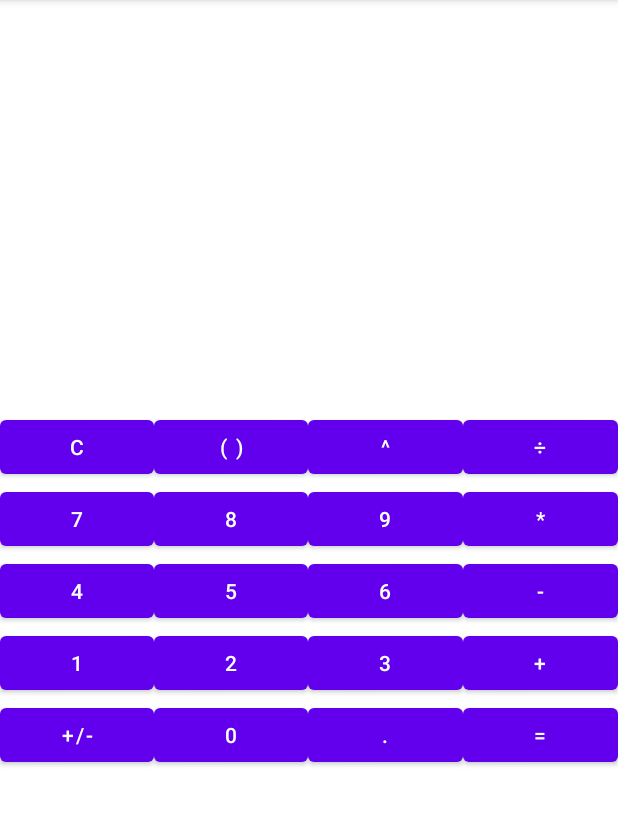
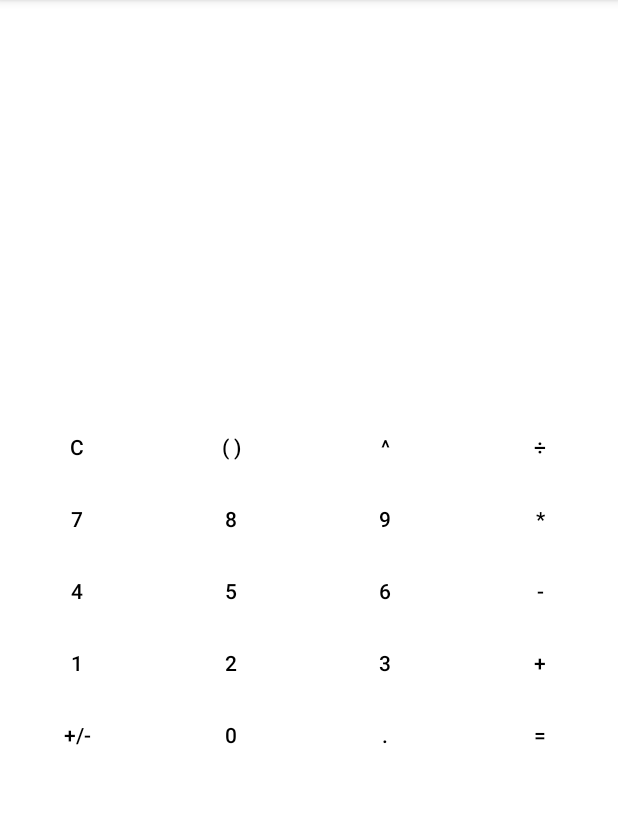
Before and after one commit to Kalpakbaev/My_Calculator_lesson_second, an Android app: the screen it shows after launch (MainActivity), on a phone screen of 412 x 824 dp, the part 84-909 px from its top. Run offline under Robolectric (Android 15) with nearby library versions, the phone set to English and light mode, and no system bars.

Commit message:
Определяется стиль клавиш Задается цвет текста на клавиатуре

```diff
--- a/app/src/main/res/layout/activity_main.xml
+++ b/app/src/main/res/layout/activity_main.xml
@@ -21,13 +21,17 @@
                 android:id="@+id/clear"
                 android:layout_width="wrap_content"
                 android:layout_height="wrap_content"
+                style="@style/Widget.AppCompat.Button.Borderless"
                 android:layout_weight="1"
+                android:textColor="@color/black"
                 android:text="@string/clear" />
 
             <Button
                 android:id="@+id/parentheses"
                 android:layout_width="wrap_content"
                 android:layout_height="wrap_content"
+                style="@style/Widget.AppCompat.Button.Borderless"
+                android:textColor="@color/black"
                 android:layout_weight="1"
                 android:text="@string/parentheses" />
 
@@ -35,6 +39,8 @@
                 android:id="@+id/exponent"
                 android:layout_width="wrap_content"
                 android:layout_height="wrap_content"
+                style="@style/Widget.AppCompat.Button.Borderless"
+                android:textColor="@color/black"
                 android:layout_weight="1"
                 android:text="@string/exponent" />
 
@@ -42,6 +48,8 @@
                 android:id="@+id/divide"
                 android:layout_width="wrap_content"
                 android:layout_height="wrap_content"
+                style="@style/Widget.AppCompat.Button.Borderless"
+                android:textColor="@color/black"
                 android:layout_weight="1"
                 android:text="@string/divide" />
         </TableRow>
@@ -54,6 +62,8 @@
                 android:id="@+id/seven"
                 android:layout_width="wrap_content"
                 android:layout_height="wrap_content"
+                style="@style/Widget.AppCompat.Button.Borderless"
+                android:textColor="@color/black"
                 android:layout_weight="1"
                 android:text="@string/seven" />
 
@@ -61,6 +71,8 @@
                 android:id="@+id/eight"
                 android:layout_width="wrap_content"
                 android:layout_height="wrap_content"
+                style="@style/Widget.AppCompat.Button.Borderless"
+                android:textColor="@color/black"
                 android:layout_weight="1"
                 android:text="@string/eight" />
 
@@ -68,6 +80,8 @@
                 android:id="@+id/nine"
                 android:layout_width="wrap_content"
                 android:layout_height="wrap_content"
+                style="@style/Widget.AppCompat.Button.Borderless"
+                android:textColor="@color/black"
                 android:layout_weight="1"
                 android:text="@string/nine" />
 
@@ -75,6 +89,8 @@
                 android:id="@+id/multiply"
                 android:layout_width="wrap_content"
                 android:layout_height="wrap_content"
+                style="@style/Widget.AppCompat.Button.Borderless"
+                android:textColor="@color/black"
                 android:layout_weight="1"
                 android:text="@string/multiply" />
 
@@ -88,6 +104,8 @@
                 android:id="@+id/four"
                 android:layout_width="wrap_content"
                 android:layout_height="wrap_content"
+                style="@style/Widget.AppCompat.Button.Borderless"
+                android:textColor="@color/black"
                 android:layout_weight="1"
                 android:text="@string/four" />
 
@@ -95,6 +113,8 @@
                 android:id="@+id/five"
                 android:layout_width="wrap_content"
                 android:layout_height="wrap_content"
+                style="@style/Widget.AppCompat.Button.Borderless"
+                android:textColor="@color/black"
                 android:layout_weight="1"
                 android:text="@string/five" />
 
@@ -102,6 +122,8 @@
                 android:id="@+id/six"
                 android:layout_width="wrap_content"
                 android:layout_height="wrap_content"
+                style="@style/Widget.AppCompat.Button.Borderless"
+                android:textColor="@color/black"
                 android:layout_weight="1"
                 android:text="@string/six" />
 
@@ -109,6 +131,8 @@
                 android:id="@+id/subtract"
                 android:layout_width="wrap_content"
                 android:layout_height="wrap_content"
+                style="@style/Widget.AppCompat.Button.Borderless"
+                android:textColor="@color/black"
                 android:layout_weight="1"
                 android:text="@string/subtract" />
         </TableRow>
@@ -121,6 +145,8 @@
                 android:id="@+id/one"
                 android:layout_width="wrap_content"
                 android:layout_height="wrap_content"
+                style="@style/Widget.AppCompat.Button.Borderless"
+                android:textColor="@color/black"
                 android:layout_weight="1"
                 android:text="@string/one" />
 
@@ -128,6 +154,8 @@
                 android:id="@+id/two"
                 android:layout_width="wrap_content"
                 android:layout_height="wrap_content"
+                style="@style/Widget.AppCompat.Button.Borderless"
+                android:textColor="@color/black"
                 android:layout_weight="1"
                 android:text="@string/two" />
 
@@ -135,6 +163,8 @@
                 android:id="@+id/three"
                 android:layout_width="wrap_content"
                 android:layout_height="wrap_content"
+                style="@style/Widget.AppCompat.Button.Borderless"
+                android:textColor="@color/black"
                 android:layout_weight="1"
                 android:text="@string/three" />
 
@@ -142,6 +172,8 @@
                 android:id="@+id/add"
                 android:layout_width="wrap_content"
                 android:layout_height="wrap_content"
+                style="@style/Widget.AppCompat.Button.Borderless"
+                android:textColor="@color/black"
                 android:layout_weight="1"
                 android:text="@string/add" />
 
@@ -155,6 +187,8 @@
                 android:id="@+id/PlusMinus"
                 android:layout_width="wrap_content"
                 android:layout_height="wrap_content"
+                style="@style/Widget.AppCompat.Button.Borderless"
+                android:textColor="@color/black"
                 android:layout_weight="1"
                 android:text="@string/PlusMinus" />
 
@@ -162,6 +196,8 @@
                 android:id="@+id/zero"
                 android:layout_width="wrap_content"
                 android:layout_height="wrap_content"
+                style="@style/Widget.AppCompat.Button.Borderless"
+                android:textColor="@color/black"
                 android:layout_weight="1"
                 android:text="@string/zero" />
 
@@ -169,6 +205,8 @@
                 android:id="@+id/point"
                 android:layout_width="wrap_content"
                 android:layout_height="wrap_content"
+                style="@style/Widget.AppCompat.Button.Borderless"
+                android:textColor="@color/black"
                 android:layout_weight="1"
                 android:text="@string/point" />
 
@@ -176,6 +214,8 @@
                 android:id="@+id/equals"
                 android:layout_width="wrap_content"
                 android:layout_height="wrap_content"
+                style="@style/Widget.AppCompat.Button.Borderless"
+                android:textColor="@color/black"
                 android:layout_weight="1"
                 android:text="@string/equals" />
         </TableRow>
--- a/app/src/main/res/values/strings.xml
+++ b/app/src/main/res/values/strings.xml
@@ -16,7 +16,7 @@
 
     <string name="clear">C</string>
     <string name="exponent">^</string>
-    <string name="parentheses">( )</string>
+    <string name="parentheses">(  )</string>
     <string name="divide">÷</string>
     <string name="multiply">*</string>
     <string name="subtract">-</string>
```
